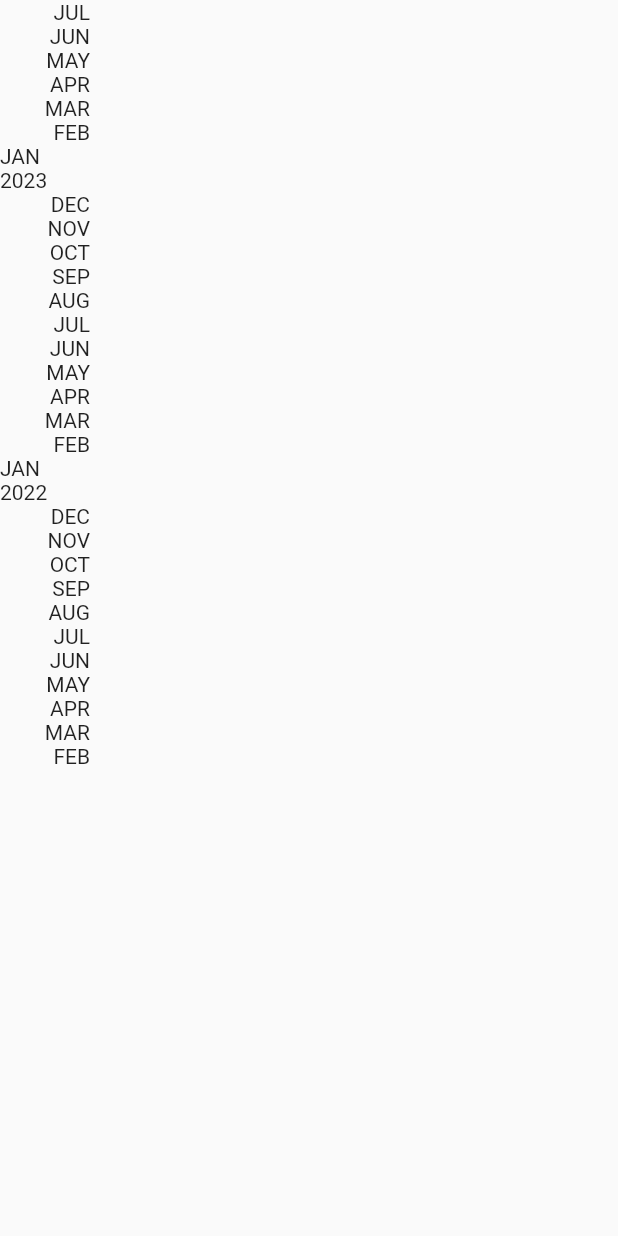
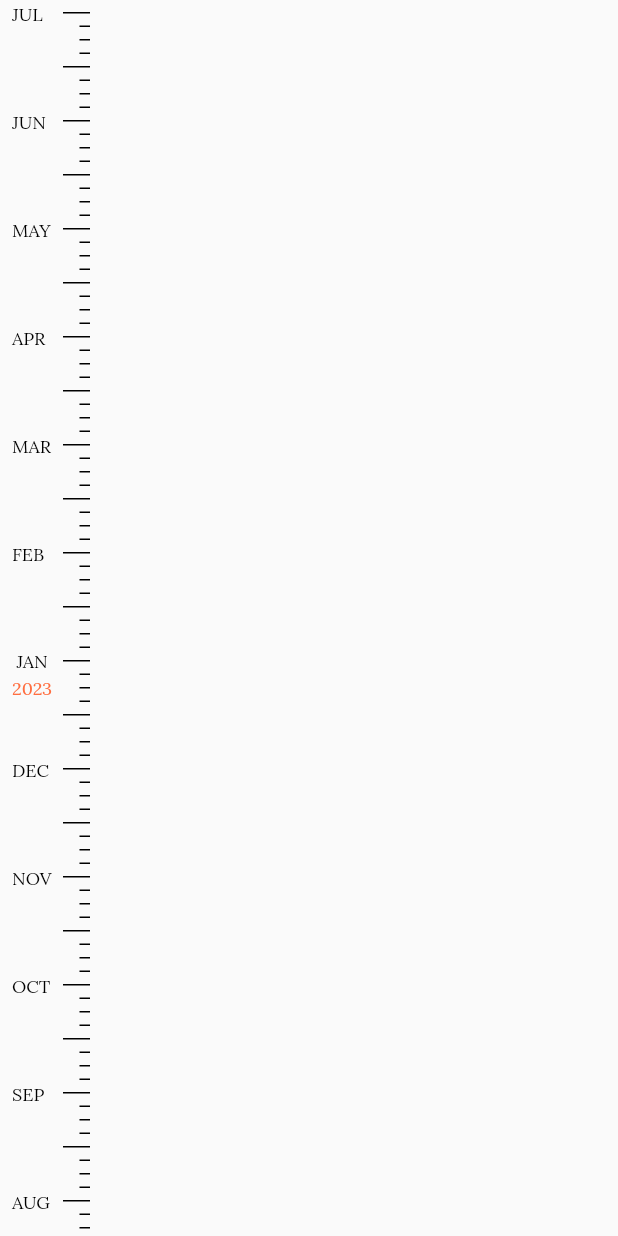
Before and after one commit to danielyoon/sangjishik, a Flutter app: the DateScrollbar widget shown alone on an empty page, opened directly, on a phone screen of 412 x 824 dp. Run offline on Flutter 3.47's test engine with Material 2 defaults, Android fonts, the phone set to English and light mode, and no system bars; our stand-ins replace go_router, google_fonts, sized_context; network calls fail.

Commit message:
Completed layout for date scrollbar

```diff
--- a/lib/business_logic/data/quotes.dart
+++ b/lib/business_logic/data/quotes.dart
@@ -32,7 +32,7 @@ Map<int, dynamic> quotes = {
   7: {
     'quote':
         "And have you found your 'joy', in this nearly dead world of ours?",
-    'author': 'Kefka (FFVI)'
+    'author': 'Kefka (Final Fantasy VI)'
   },
   8: {
     'quote':
@@ -261,7 +261,7 @@ Map<int, dynamic> quotes = {
   },
   56: {
     'quote':
-        "I've always said that I don't respect people who don't proselytize. I don't respect that at all. If you believe that there's a heaven and a hell, and people could be going to hell or not getting eternal life, and you think that it's not really worth telling them this because it would make it socially awkward—and atheists who think people shouldn't proselytize and who say just leave me along and keep your religion to yourself—how much do you have to hate somebody to not proselytize? How much do you have to hate somebody to believe everlasting life is possible and not tell them that? I mean, if I believed, beyond the shadow of a doubt, that a truck was coming at you, and you didn't believe that truck was bearing down on you, there is a certain point where I tackle you. And this is more important than that.",
+        "I've always said that I don't respect people who don't proselytize. I don't respect that at all. If you believe that there's a heaven and a hell, and people could be going to hell or not getting eternal life, and you think that it's not really worth telling them this because it would make it socially awkward - how much do you have to hate somebody to not proselytize? How much do you have to hate somebody to believe everlasting life is possible and not tell them that?",
     'author': 'Penn Jillette'
   },
   57: {
@@ -273,4 +273,18 @@ Map<int, dynamic> quotes = {
     'quote': 'Take my hand. Take my whole life, too.',
     'author': "Elvis Presley (Can't Help Falling In Love)",
   },
+  59: {
+    'quote': 'If you see me in a fight with a bear, pray for the bear.',
+    'author': 'Kobe Bryant'
+  },
+  60: {
+    'quote':
+        'Good, better, best. Never let it rest. Until your good is better and your better is best.',
+    'author': 'Tim Duncan'
+  },
+  61: {
+    'quote':
+        'I love stating the obvious; often times we think ourselves too highly to accept simple answers',
+    'author': 'Daniel Yoon'
+  },
 };
--- a/lib/user_interface/screens/posts/date_scrollbar.dart
+++ b/lib/user_interface/screens/posts/date_scrollbar.dart
@@ -1,4 +1,6 @@
 import 'package:sangjishik/core_packages.dart';
+import 'package:sangjishik/user_interface/screens/posts/january_box.dart';
+import 'package:sangjishik/user_interface/screens/posts/month_box.dart';
 
 class DateScrollbar extends StatefulWidget {
   const DateScrollbar({super.key});
@@ -32,6 +34,7 @@ class _DateScrollbarState extends State<DateScrollbar> {
   List<Widget> buildScrollbar(
       int currentMonth, int startMonth, int currentYear, int startYear) {
     List<Widget> scrolls = [];
+
     int year = currentYear - startYear;
     int month = (currentMonth - startMonth).abs();
     int sections = month + (year * 12);
@@ -41,12 +44,14 @@ class _DateScrollbarState extends State<DateScrollbar> {
 
     for (int i = 0; i <= sections; i++) {
       if (monthTracker == 1) {
-        scrolls.add(Text('${_numberToMonth(monthTracker)} $yearTracker'));
+        scrolls.add(
+          JanuaryBox(monthTracker: monthTracker, yearTracker: yearTracker),
+        );
         monthTracker += 11;
         yearTracker -= 1;
       } else {
         scrolls.add(
-          Text(_numberToMonth(monthTracker)),
+          MonthBox(monthTracker: monthTracker),
         );
         monthTracker -= 1;
       }
@@ -54,203 +59,4 @@ class _DateScrollbarState extends State<DateScrollbar> {
 
     return scrolls;
   }
-
-  String _numberToMonth(int num) {
-    switch (num) {
-      case 1:
-        return 'JAN';
-      case 2:
-        return 'FEB';
-      case 3:
-        return 'MAR';
-      case 4:
-        return 'APR';
-      case 5:
-        return 'MAY';
-      case 6:
-        return 'JUN';
-      case 7:
-        return 'JUL';
-      case 8:
-        return 'AUG';
-      case 9:
-        return 'SEP';
-      case 10:
-        return 'OCT';
-      case 11:
-        return 'NOV';
-      case 12:
-        return 'DEC';
-
-      default:
-        return 'EH?';
-    }
-  }
 }
-
-// for (int i = 0; i < sections; i++) {
-// if (offset == 0) {
-// offset += 12;
-// monthTracker += 12;
-//
-// scrolls.add(
-// Container(
-// color: Colors.tealAccent,
-// child: Row(
-// children: [
-// Column(
-// children: [
-// VSpace.med,
-// Text('JAN'),
-// Text(
-// yearTracker.toString(),
-// ),
-// ],
-// ),
-// HSpace.sm,
-// Column(
-// children: [
-// VSpace.xs,
-// Divider(
-// thickness: 1.0,
-// height: 1.0,
-// indent: 1,
-// color: Colors.black,
-// ),
-// VSpace.xs,
-// Divider(
-// thickness: 1.0,
-// height: 1.0,
-// indent: 8,
-// color: Colors.black,
-// ),
-// VSpace.xs,
-// Divider(
-// thickness: 1.0,
-// height: 1.0,
-// indent: 8,
-// color: Colors.black,
-// ),
-// VSpace.xs,
-// Divider(
-// thickness: 1.0,
-// height: 1.0,
-// indent: 8,
-// color: Colors.black,
-// ),
-// VSpace.xs,
-// Divider(
-// thickness: 1.0,
-// height: 1.0,
-// indent: 1,
-// color: Colors.black,
-// ),
-// VSpace.xs,
-// Divider(
-// thickness: 1.0,
-// height: 1.0,
-// indent: 8,
-// color: Colors.black,
-// ),
-// VSpace.xs,
-// Divider(
-// thickness: 1.0,
-// height: 1.0,
-// indent: 8,
-// color: Colors.black,
-// ),
-// VSpace.xs,
-// Divider(
-// thickness: 1.0,
-// height: 1.0,
-// indent: 8,
-// color: Colors.black,
-// ),
-// ],
-// ),
-// ],
-// ),
-// ),
-// );
-// yearTracker--;
-// } else {
-// offset -= 1;
-// scrolls.add(
-// Container(
-// color: Colors.amber,
-// child: Row(
-// children: [
-// Column(
-// children: [
-// Text(_numberToMonth(monthTracker)),
-// ],
-// ),
-// HSpace.sm,
-// Expanded(
-// child: Column(
-// children: [
-// Divider(
-// thickness: 1.0,
-// height: 1.0,
-// indent: 1,
-// color: Colors.black,
-// ),
-// VSpace.xs,
-// Divider(
-// thickness: 1.0,
-// height: 1.0,
-// indent: 8,
-// color: Colors.black,
-// ),
-// VSpace.xs,
-// Divider(
-// thickness: 1.0,
-// height: 1.0,
-// indent: 8,
-// color: Colors.black,
-// ),
-// VSpace.xs,
-// Divider(
-// thickness: 1.0,
-// height: 1.0,
-// indent: 8,
-// color: Colors.black,
-// ),
-// VSpace.xs,
-// Divider(
-// thickness: 1.0,
-// height: 1.0,
-// indent: 1,
-// color: Colors.black,
-// ),
-// VSpace.xs,
-// Divider(
-// thickness: 1.0,
-// height: 1.0,
-// indent: 8,
-// color: Colors.black,
-// ),
-// VSpace.xs,
-// Divider(
-// thickness: 1.0,
-// height: 1.0,
-// indent: 8,
-// color: Colors.black,
-// ),
-// VSpace.xs,
-// Divider(
-// thickness: 1.0,
-// height: 1.0,
-// indent: 8,
-// color: Colors.black,
-// ),
-// ],
-// ),
-// ),
-// ],
-// ),
-// ),
-// );
-// monthTracker--;
-// }
-// }
--- /dev/null
+++ b/lib/user_interface/screens/posts/january_box.dart
@@ -0,0 +1,170 @@
+import 'package:flutter/gestures.dart';
+import 'package:sangjishik/core_packages.dart';
+
+class JanuaryBox extends StatefulWidget {
+  final int monthTracker;
+  final int yearTracker;
+
+  const JanuaryBox(
+      {super.key, required this.monthTracker, required this.yearTracker});
+
+  @override
+  State<JanuaryBox> createState() => _JanuaryBoxState();
+}
+
+class _JanuaryBoxState extends State<JanuaryBox> {
+  bool isHover = false;
+
+  @override
+  Widget build(BuildContext context) {
+    return MouseRegion(
+      onEnter: (PointerEnterEvent event) => setState(() {
+        isHover = true;
+      }),
+      onExit: (PointerExitEvent event) => setState(() {
+        isHover = false;
+      }),
+      child: GestureDetector(
+        onTap: () => print('Something tapped'),
+        child: Container(
+          decoration: BoxDecoration(
+            borderRadius: BorderRadius.circular($styles.insets.xs),
+            color: isHover
+                ? Colors.lightBlueAccent.withOpacity(.2)
+                : Colors.transparent,
+          ),
+          child: Row(
+            crossAxisAlignment: CrossAxisAlignment.start,
+            children: [
+              HSpace.xs,
+              Column(
+                children: [
+                  Text(
+                    _numberToMonth(widget.monthTracker),
+                    style: $styles.text.bodySmall.copyWith(height: 1.4),
+                  ),
+                  Text(
+                    widget.yearTracker.toString(),
+                    style: $styles.text.bodySmall
+                        .copyWith(color: Colors.deepOrangeAccent, height: 1.5),
+                  )
+                ],
+              ),
+              Expanded(
+                child: Column(
+                  crossAxisAlignment: CrossAxisAlignment.end,
+                  children: [
+                    VSpace.xs,
+                    SizedBox(
+                      width: 18,
+                      child: Divider(
+                        thickness: 1.0,
+                        height: 1.0,
+                        color: Colors.black,
+                      ),
+                    ),
+                    VSpace.xs,
+                    SizedBox(
+                      width: 7,
+                      child: Divider(
+                        thickness: 1.0,
+                        height: 1.0,
+                        color: Colors.black,
+                      ),
+                    ),
+                    VSpace.xs,
+                    SizedBox(
+                      width: 7,
+                      child: Divider(
+                        thickness: 1.0,
+                        height: 1.0,
+                        color: Colors.black,
+                      ),
+                    ),
+                    VSpace.xs,
+                    SizedBox(
+                      width: 7,
+                      child: Divider(
+                        thickness: 1.0,
+                        height: 1.0,
+                        color: Colors.black,
+                      ),
+                    ),
+                    VSpace.xs,
+                    SizedBox(
+                      width: 18,
+                      child: Divider(
+                        thickness: 1.0,
+                        height: 1.0,
+                        color: Colors.black,
+                      ),
+                    ),
+                    VSpace.xs,
+                    SizedBox(
+                      width: 7,
+                      child: Divider(
+                        thickness: 1.0,
+                        height: 1.0,
+                        color: Colors.black,
+                      ),
+                    ),
+                    VSpace.xs,
+                    SizedBox(
+                      width: 7,
+                      child: Divider(
+                        thickness: 1.0,
+                        height: 1.0,
+                        color: Colors.black,
+                      ),
+                    ),
+                    VSpace.xs,
+                    SizedBox(
+                      width: 7,
+                      child: Divider(
+                        thickness: 1.0,
+                        height: 1.0,
+                        color: Colors.black,
+                      ),
+                    ),
+                  ],
+                ),
+              ),
+            ],
+          ),
+        ),
+      ),
+    );
+  }
+
+  String _numberToMonth(int num) {
+    switch (num) {
+      case 1:
+        return 'JAN';
+      case 2:
+        return 'FEB';
+      case 3:
+        return 'MAR';
+      case 4:
+        return 'APR';
+      case 5:
+        return 'MAY';
+      case 6:
+        return 'JUN';
+      case 7:
+        return 'JUL';
+      case 8:
+        return 'AUG';
+      case 9:
+        return 'SEP';
+      case 10:
+        return 'OCT';
+      case 11:
+        return 'NOV';
+      case 12:
+        return 'DEC';
+
+      default:
+        return 'EH?';
+    }
+  }
+}
--- /dev/null
+++ b/lib/user_interface/screens/posts/month_box.dart
@@ -0,0 +1,163 @@
+import 'package:flutter/gestures.dart';
+import 'package:sangjishik/core_packages.dart';
+
+class MonthBox extends StatefulWidget {
+  final int monthTracker;
+
+  const MonthBox({super.key, required this.monthTracker});
+
+  @override
+  State<MonthBox> createState() => _MonthBoxState();
+}
+
+class _MonthBoxState extends State<MonthBox> {
+  bool isHover = false;
+
+  @override
+  Widget build(BuildContext context) {
+    return MouseRegion(
+      onEnter: (PointerEnterEvent event) => setState(() {
+        isHover = true;
+      }),
+      onExit: (PointerExitEvent event) => setState(() {
+        isHover = false;
+      }),
+      child: GestureDetector(
+        onTap: () => print('TEST'),
+        child: Container(
+          decoration: BoxDecoration(
+            borderRadius: BorderRadius.circular($styles.insets.xs),
+            color: isHover
+                ? Colors.lightBlueAccent.withOpacity(.2)
+                : Colors.transparent,
+          ),
+          child: Row(
+            crossAxisAlignment: CrossAxisAlignment.start,
+            children: [
+              HSpace.xs,
+              Column(
+                children: [
+                  Text(
+                    _numberToMonth(widget.monthTracker),
+                    style: $styles.text.bodySmall.copyWith(height: 1.5),
+                  ),
+                ],
+              ),
+              Expanded(
+                child: Column(
+                  crossAxisAlignment: CrossAxisAlignment.end,
+                  children: [
+                    VSpace.xs,
+                    SizedBox(
+                      width: 18,
+                      child: Divider(
+                        thickness: 1.0,
+                        height: 1.0,
+                        color: Colors.black,
+                      ),
+                    ),
+                    VSpace.xs,
+                    SizedBox(
+                      width: 7,
+                      child: Divider(
+                        thickness: 1.0,
+                        height: 1.0,
+                        color: Colors.black,
+                      ),
+                    ),
+                    VSpace.xs,
+                    SizedBox(
+                      width: 7,
+                      child: Divider(
+                        thickness: 1.0,
+                        height: 1.0,
+                        color: Colors.black,
+                      ),
+                    ),
+                    VSpace.xs,
+                    SizedBox(
+                      width: 7,
+                      child: Divider(
+                        thickness: 1.0,
+                        height: 1.0,
+                        color: Colors.black,
+                      ),
+                    ),
+                    VSpace.xs,
+                    SizedBox(
+                      width: 18,
+                      child: Divider(
+                        thickness: 1.0,
+                        height: 1.0,
+                        color: Colors.black,
+                      ),
+                    ),
+                    VSpace.xs,
+                    SizedBox(
+                      width: 7,
+                      child: Divider(
+                        thickness: 1.0,
+                        height: 1.0,
+                        color: Colors.black,
+                      ),
+                    ),
+                    VSpace.xs,
+                    SizedBox(
+                      width: 7,
+                      child: Divider(
+                        thickness: 1.0,
+                        height: 1.0,
+                        color: Colors.black,
+                      ),
+                    ),
+                    VSpace.xs,
+                    SizedBox(
+                      width: 7,
+                      child: Divider(
+                        thickness: 1.0,
+                        height: 1.0,
+                        color: Colors.black,
+                      ),
+                    ),
+                  ],
+                ),
+              ),
+            ],
+          ),
+        ),
+      ),
+    );
+  }
+
+  String _numberToMonth(int num) {
+    switch (num) {
+      case 1:
+        return 'JAN';
+      case 2:
+        return 'FEB';
+      case 3:
+        return 'MAR';
+      case 4:
+        return 'APR';
+      case 5:
+        return 'MAY';
+      case 6:
+        return 'JUN';
+      case 7:
+        return 'JUL';
+      case 8:
+        return 'AUG';
+      case 9:
+        return 'SEP';
+      case 10:
+        return 'OCT';
+      case 11:
+        return 'NOV';
+      case 12:
+        return 'DEC';
+
+      default:
+        return 'EH?';
+    }
+  }
+}
--- /dev/null
+++ b/lib/user_interface/styled_widgets/styled_dividers.dart
@@ -0,0 +1,18 @@
+import 'package:sangjishik/core_packages.dart';
+
+class StyledDividers extends StatelessWidget {
+  final double size;
+
+  const StyledDividers({super.key, required this.size});
+
+  @override
+  Widget build(BuildContext context) => Container(
+        width: size,
+        height: 1,
+        color: Colors.black,
+      );
+
+  static StyledDividers get long => StyledDividers(size: 20);
+
+  static StyledDividers get short => StyledDividers(size: 10);
+}
--- a/lib/user_interface/styled_widgets/styled_widgets.dart
+++ b/lib/user_interface/styled_widgets/styled_widgets.dart
@@ -1,2 +1,3 @@
+export 'styled_dividers.dart';
 export 'styled_spacers.dart';
 export 'styled_text_button.dart';
```
